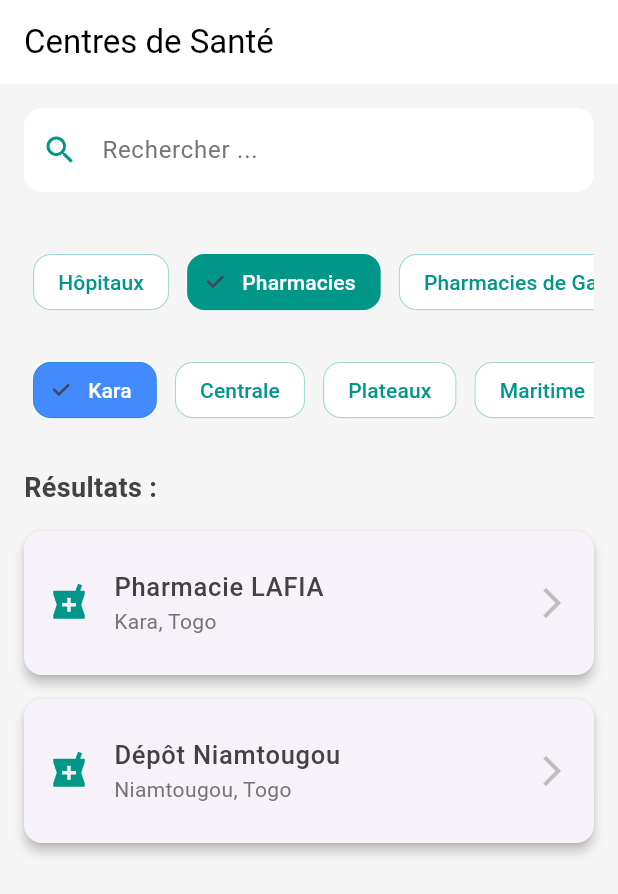
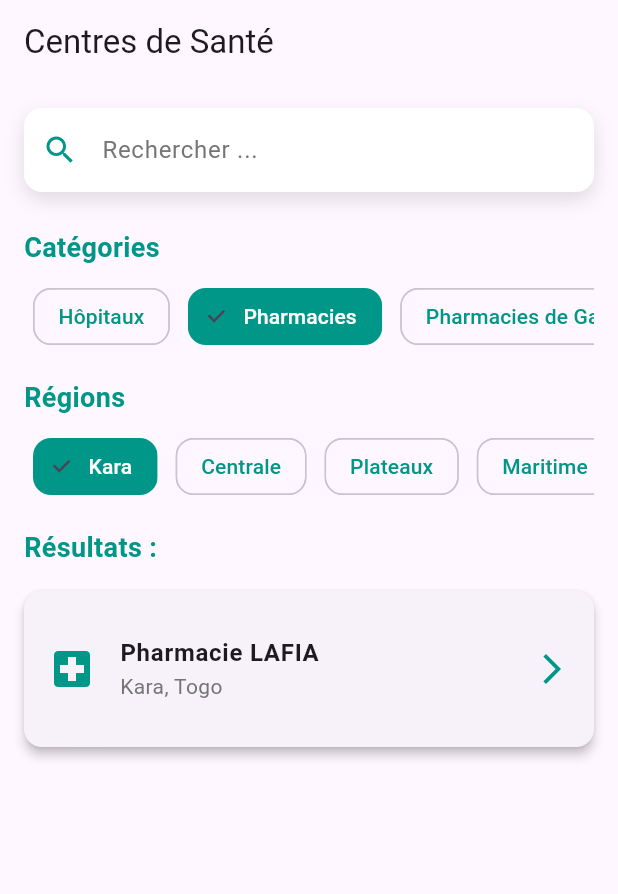
Before and after one commit to sethAGBA/Medical-App, a Flutter app: the CentersScreen screen opened directly, after a tap on "Pharmacies", on a phone screen of 412 x 824 dp. Shown: the top 894 px of the screen. Run offline on Flutter 3.47's test engine with Material 3 defaults, Android fonts, the phone set to English and light mode, and no system bars; our stand-ins replace cloud_firestore, firebase_auth; accounts and stored records are empty.

Commit message:
seconnd commit with generate apk

```diff
--- a/lib/screens/centers_screen.dart
+++ b/lib/screens/centers_screen.dart
@@ -10,8 +10,20 @@ class MyApp extends StatelessWidget {
   Widget build(BuildContext context) {
     return MaterialApp(
       title: 'E-Santé App',
+      debugShowCheckedModeBanner: false,
       theme: ThemeData(
         primarySwatch: Colors.teal,
+        scaffoldBackgroundColor: Colors.grey[50],
+        appBarTheme: AppBarTheme(
+          backgroundColor: Colors.white,
+          elevation: 0,
+          iconTheme: IconThemeData(color: Colors.teal),
+          titleTextStyle: TextStyle(
+            color: Colors.teal,
+            fontSize: 20,
+            fontWeight: FontWeight.bold,
+          ),
+        ),
       ),
       home: CentersScreen(),
     );
@@ -50,7 +62,6 @@ class _CentersScreenState extends State<CentersScreen> {
       "image": "assets/images/hospital.jpeg",
       "rating": "3.2",
     },
-    // Ajoutez d'autres hôpitaux ici
   ];
 
   // Données réelles des pharmacies
@@ -63,14 +74,6 @@ class _CentersScreenState extends State<CentersScreen> {
         "BP": "500-Kara",
         "image": "assets/images/pharmas.jpg",
       },
-      {
-        "name": "Dépôt Niamtougou",
-        "location": "Niamtougou, Togo",
-        "phone": "26 65 01 44 / 30 04 85 15",
-        "BP": "102-Niamtougou",
-        "image": "assets/images/pharmas.jpg",
-      },
-      // Ajoutez d'autres pharmacies ici
     ],
     "Centrale": [
       {
@@ -80,9 +83,7 @@ class _CentersScreenState extends State<CentersScreen> {
         "BP": "295-Sokode",
         "image": "assets/images/pharmas.jpg",
       },
-      // Ajoutez d'autres pharmacies ici
     ],
-    // Ajoutez d'autres régions ici
   };
 
   // Données réelles des pharmacies de garde
@@ -95,15 +96,6 @@ class _CentersScreenState extends State<CentersScreen> {
       "image": "assets/images/pharmas.jpg",
       "rating": "4.5",
     },
-    {
-      "name": "Pharmacie KOZAH",
-      "location": "Kara, Togo",
-      "phone": "+22890014182",
-      "region": "Kara",
-      "image": "assets/images/pharmas.jpg",
-      "rating": "4.3",
-    },
-    // Ajoutez d'autres pharmacies de garde ici
   ];
 
   @override
@@ -119,129 +111,120 @@ class _CentersScreenState extends State<CentersScreen> {
 
     return Scaffold(
       appBar: AppBar(
-        title: Text('Centres de Santé', style: TextStyle(color: Colors.black)),
-        backgroundColor: Colors.white,
-        iconTheme: IconThemeData(color: Colors.grey[100]),
+        title: Text('Centres de Santé'),
+        actions: [
+          // IconButton(
+          //   icon: Icon(Icons.notifications),
+          //   onPressed: () {},
+          // ),
+        ],
       ),
-      backgroundColor: Colors.grey[100],
       body: Padding(
         padding: EdgeInsets.all(16),
         child: Column(
           crossAxisAlignment: CrossAxisAlignment.start,
           children: [
             // Barre de recherche
-            TextField(
+            Container(
+              decoration: BoxDecoration(
+                color: Colors.white,
+                borderRadius: BorderRadius.circular(12),
+                boxShadow: [
+                  BoxShadow(
+                    color: Colors.black12,
+                    blurRadius: 10,
+                    offset: Offset(0, 5),
+                  ),
+                ],
+              ),
+              child: TextField(
                 decoration: InputDecoration(
                   hintText: 'Rechercher ...',
                   hintStyle: TextStyle(color: Colors.grey[600]),
                   prefixIcon: Icon(Icons.search, color: Colors.teal),
-                border: OutlineInputBorder(
-                  borderRadius: BorderRadius.circular(12),
-                  borderSide: BorderSide.none,
-                ),
-                filled: true,
-                fillColor: Colors.white,
+                  border: InputBorder.none,
                   contentPadding: EdgeInsets.symmetric(horizontal: 20, vertical: 16),
                 ),
-              style: TextStyle(color: Colors.grey[800]),
+              ),
             ),
             SizedBox(height: 24),
 
             // Catégories
+            Text('Catégories', style: TextStyle(fontSize: 18, fontWeight: FontWeight.bold, color: Colors.teal)),
+            SizedBox(height: 8),
             Container(
-              padding: EdgeInsets.symmetric(vertical: 12),
-              child: SingleChildScrollView(
+              height: 50,
+              child: ListView.builder(
                 scrollDirection: Axis.horizontal,
-                child: Row(
-                  children: categories.map((category) {
+                itemCount: categories.length,
+                itemBuilder: (context, index) {
                   return Padding(
                     padding: EdgeInsets.symmetric(horizontal: 6),
                     child: ChoiceChip(
-                        label: Text(category, style: TextStyle(color: selectedCategory == category ? Colors.white : Colors.teal)),
-                        selected: selectedCategory == category,
+                      label: Text(categories[index]),
+                      selected: selectedCategory == categories[index],
                       onSelected: (selected) {
                         setState(() {
-                            selectedCategory = category;
+                          selectedCategory = categories[index];
                         });
                       },
-                        backgroundColor: Colors.white,
                       selectedColor: Colors.teal,
-                        labelStyle: TextStyle(fontWeight: FontWeight.w500),
+                      labelStyle: TextStyle(color: selectedCategory == categories[index] ? Colors.white : Colors.teal),
                       shape: RoundedRectangleBorder(borderRadius: BorderRadius.circular(12)),
-                        side: BorderSide(color: Colors.teal.withOpacity(0.2), width: 0.75),
                     ),
                   );
-                  }).toList(),
+                },
               ),
             ),
-            ),
+            SizedBox(height: 16),
 
             // Régions
+            Text('Régions', style: TextStyle(fontSize: 18, fontWeight: FontWeight.bold, color: Colors.teal)),
+            SizedBox(height: 8),
             Container(
-              padding: EdgeInsets.symmetric(vertical: 12),
-              child: SingleChildScrollView(
+              height: 50,
+              child: ListView.builder(
                 scrollDirection: Axis.horizontal,
-                child: Row(
-                  children: regions.map((region) {
+                itemCount: regions.length,
+                itemBuilder: (context, index) {
                   return Padding(
                     padding: EdgeInsets.symmetric(horizontal: 6),
                     child: ChoiceChip(
-                        label: Text(region, style: TextStyle(color: selectedRegion == region ? Colors.white : Colors.teal)),
-                        selected: selectedRegion == region,
+                      label: Text(regions[index]),
+                      selected: selectedRegion == regions[index],
                       onSelected: (selected) {
                         setState(() {
-                            selectedRegion = region;
+                          selectedRegion = regions[index];
                         });
                       },
-                        backgroundColor: Colors.white,
-                        selectedColor: Colors.blueAccent,
-                        labelStyle: TextStyle(fontWeight: FontWeight.w500),
+                      selectedColor: Colors.teal,
+                      labelStyle: TextStyle(color: selectedRegion == regions[index] ? Colors.white : Colors.teal),
                       shape: RoundedRectangleBorder(borderRadius: BorderRadius.circular(12)),
-                        side: BorderSide(color: Colors.teal.withOpacity(0.2), width: 0.75),
                     ),
                   );
-                  }).toList(),
+                },
               ),
             ),
-            ),
+            SizedBox(height: 16),
 
-            SizedBox(height: 16),
-            Text("Résultats :", style: TextStyle(fontSize: 18, fontWeight: FontWeight.w600, color: Colors.grey[800])),
+            // Résultats
+            Text("Résultats :", style: TextStyle(fontSize: 18, fontWeight: FontWeight.bold, color: Colors.teal)),
             SizedBox(height: 8),
-
-            // Liste des centres
             Expanded(
               child: ListView.builder(
                 itemCount: filteredCenters.length,
                 itemBuilder: (context, index) {
                   final center = filteredCenters[index];
-                  IconData iconData;
-                  if (selectedCategory == 'Hôpitaux') {
-                    iconData = Icons.local_hospital;
-                  } else if (selectedCategory == 'Pharmacies') {
-                    iconData = Icons.local_pharmacy;
-                  } else if (selectedCategory == 'Pharmacies de Garde') {
-                    iconData = Icons.medical_services;
-                  } else {
-                    iconData = Icons.person;
-                  }
                   return Card(
                     elevation: 3,
                     margin: EdgeInsets.symmetric(vertical: 8),
                     shape: RoundedRectangleBorder(borderRadius: BorderRadius.circular(12)),
                     child: ListTile(
-                      contentPadding: EdgeInsets.symmetric(vertical: 12, horizontal: 16),
-                      leading: Icon(
-                        iconData,
-                        color: Colors.teal,
-                        size: 28,
-                      ),
-                      title: Text(center['name'], style: TextStyle(fontWeight: FontWeight.w500, fontSize: 17, color: Colors.grey[800])),
-                      subtitle: Text(
-                        center['location'] ?? center['description'] ?? '',
-                        style: TextStyle(fontSize: 14, color: Colors.grey[600]),
-                      ),
-                      trailing: Icon(Icons.arrow_forward_ios, color: const Color.fromARGB(255, 189, 189, 189)),
+                      contentPadding: EdgeInsets.all(16),
+                      leading: Icon(Icons.local_hospital, color: Colors.teal, size: 32),
+                      title: Text(center['name'], style: TextStyle(fontWeight: FontWeight.bold, fontSize: 16)),
+                      subtitle: Text(center['location'], style: TextStyle(fontSize: 14, color: Colors.grey[600])),
+                      trailing: Icon(Icons.arrow_forward_ios, color: Colors.teal),
                       onTap: () {
                         Navigator.push(
                           context,
@@ -262,12 +245,12 @@ class _CentersScreenState extends State<CentersScreen> {
   }
 }
 
+
 class CenterDetailScreen extends StatelessWidget {
   final Map<String, dynamic> center;
 
   CenterDetailScreen({required this.center});
 
-  // Fonction pour lancer Google Maps
   _launchMaps(String location) async {
     String query = Uri.encodeComponent(location);
     String googleUrl = "https://www.google.com/maps/search/?api=1&query=$query";
@@ -278,7 +261,6 @@ class CenterDetailScreen extends StatelessWidget {
     }
   }
 
-  // Fonction pour lancer l'application Téléphone
   _launchPhone(String phoneNumber) async {
     final Uri launchUri = Uri(
       scheme: 'tel',
@@ -295,11 +277,11 @@ class CenterDetailScreen extends StatelessWidget {
   Widget build(BuildContext context) {
     return Scaffold(
       appBar: AppBar(
-        title: Text(center['name'] ?? 'Détails du centre', style: TextStyle(color: Colors.white)),
-        backgroundColor: Colors.teal,
-        iconTheme: IconThemeData(color: Colors.white),
+        title: Text(center['name'] ?? 'Détails du centre'),
+        backgroundColor: Colors.white,
+        elevation: 0,
+        iconTheme: IconThemeData(color: Colors.teal),
       ),
-      backgroundColor: Colors.grey[100],
       body: Padding(
         padding: EdgeInsets.all(20),
         child: Column(
@@ -307,47 +289,56 @@ class CenterDetailScreen extends StatelessWidget {
           children: [
             Text(
               center['name'] ?? 'Nom inconnu',
-              style: TextStyle(fontSize: 28, fontWeight: FontWeight.w600, color: Colors.teal),
+              style: TextStyle(fontSize: 24, fontWeight: FontWeight.bold, color: Colors.teal),
             ),
             SizedBox(height: 16),
+
+            // Adresse (Icône rouge)
             if (center.containsKey('location') && center['location'] != null)
               InkWell(
                 onTap: () => _launchMaps(center['location']),
-                child: _buildDetailRow(Icons.location_on, 'Adresse: ${center['location']}', Colors.black),
+                child: _buildDetailRow(Icons.location_on, 'Adresse: ${center['location']}', Colors.red),
               ),
+
+            // Description (Icône teal)
             if (center.containsKey('description') && center['description'] != null)
-              _buildDetailRow(Icons.description, 'Description: ${center['description']}', Colors.grey[800]!),
+              _buildDetailRow(Icons.description, 'Description: ${center['description']}', Colors.teal),
+
+            // Téléphone (Icône bleue)
             if (center.containsKey('phone') && center['phone'] != null)
               InkWell(
                 onTap: () => _launchPhone(center['phone']),
-                child: _buildDetailRow(Icons.phone, 'Téléphone: ${center['phone']}', Colors.grey[800]!),
+                child: _buildDetailRow(Icons.phone, 'Téléphone: ${center['phone']}', Colors.blue),
               ),
+
             SizedBox(height: 16),
+
+            // Boutons d'action
             Row(
               mainAxisAlignment: MainAxisAlignment.spaceEvenly,
               children: [
                 ElevatedButton.icon(
                   onPressed: () => _launchMaps(center['location']),
-                  icon: Icon(Icons.map),
-                  label: Text('Ouvrir Maps'),
+                  icon: Icon(Icons.map, color: Colors.white),
+                  label: Text('Ouvrir Maps', style: TextStyle(color: Colors.white)),
                   style: ElevatedButton.styleFrom(
                     backgroundColor: Colors.redAccent,
-                    foregroundColor: Colors.white,
                     shape: RoundedRectangleBorder(
                       borderRadius: BorderRadius.circular(5),
                     ),
+                    padding: EdgeInsets.symmetric(horizontal: 25, vertical: 13),
                   ),
                 ),
                 ElevatedButton.icon(
                   onPressed: () => _launchPhone(center['phone']),
-                  icon: Icon(Icons.phone),
-                  label: Text('Appeler'),
+                  icon: Icon(Icons.phone, color: Colors.white),
+                  label: Text('Appeler', style: TextStyle(color: Colors.white)),
                   style: ElevatedButton.styleFrom(
-                    backgroundColor: const Color.fromARGB(255, 9, 164, 241),
-                    foregroundColor: Colors.white,
+                    backgroundColor: Colors.blueAccent,
                     shape: RoundedRectangleBorder(
                       borderRadius: BorderRadius.circular(5),
                     ),
+                    padding: EdgeInsets.symmetric(horizontal: 25, vertical: 13),
                   ),
                 ),
               ],
@@ -358,17 +349,17 @@ class CenterDetailScreen extends StatelessWidget {
     );
   }
 
-  Widget _buildDetailRow(IconData icon, String text, Color textColor) {
+  Widget _buildDetailRow(IconData icon, String text, Color iconColor) {
     return Padding(
       padding: const EdgeInsets.symmetric(vertical: 8.0),
       child: Row(
         children: [
-          Icon(icon, color: textColor.withOpacity(0.7), size: 20),
+          Icon(icon, color: iconColor, size: 24),
           SizedBox(width: 10),
           Expanded(
             child: Text(
               text,
-              style: TextStyle(fontSize: 16, color: textColor),
+              style: TextStyle(fontSize: 16, color: Colors.grey[800]),
             ),
           ),
         ],
```
Lines whose indentation alone changed are shown as unchanged.
